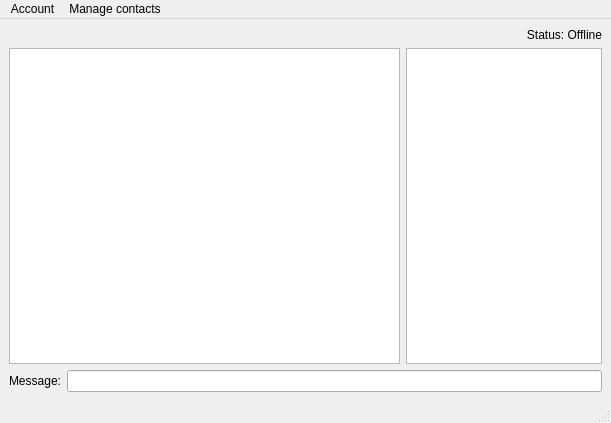
First picture: the form in chat-app/form.ui, repository ksero225/LinkUp, before the edit.
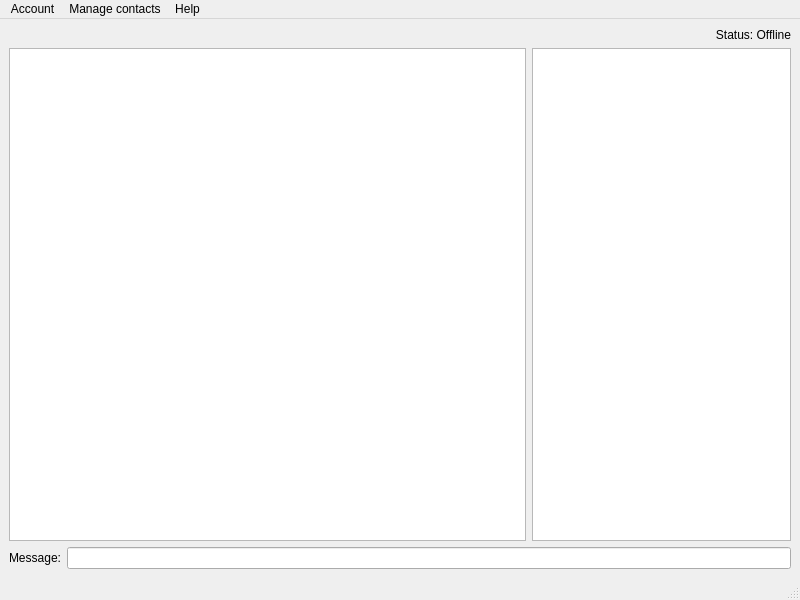
Second picture: the form after the edit. Icons and pictures are not drawn.

Diff of the .ui file:
```diff
--- a/chat-app/form.ui
+++ b/chat-app/form.ui
@@ -6,8 +6,8 @@
    <rect>
     <x>0</x>
     <y>0</y>
-    <width>611</width>
-    <height>423</height>
+    <width>800</width>
+    <height>600</height>
    </rect>
   </property>
   <property name="windowTitle">
@@ -71,7 +71,7 @@
     <rect>
      <x>0</x>
      <y>0</y>
-     <width>611</width>
+     <width>800</width>
      <height>21</height>
     </rect>
    </property>
@@ -91,8 +91,16 @@
     <addaction name="actionAdd_new_contact"/>
     <addaction name="actionDelete_contact"/>
    </widget>
+   <widget class="QMenu" name="menuHelp">
+    <property name="title">
+     <string>Help</string>
+    </property>
+    <addaction name="actionDoc"/>
+    <addaction name="actionAbout"/>
+   </widget>
    <addaction name="menuKonto"/>
    <addaction name="menuManage_contacts"/>
+   <addaction name="menuHelp"/>
   </widget>
   <widget class="QStatusBar" name="statusbar"/>
   <action name="actionSign_in">
```
Left out of the diff: 28 changed lines with no effect on the pictures.
